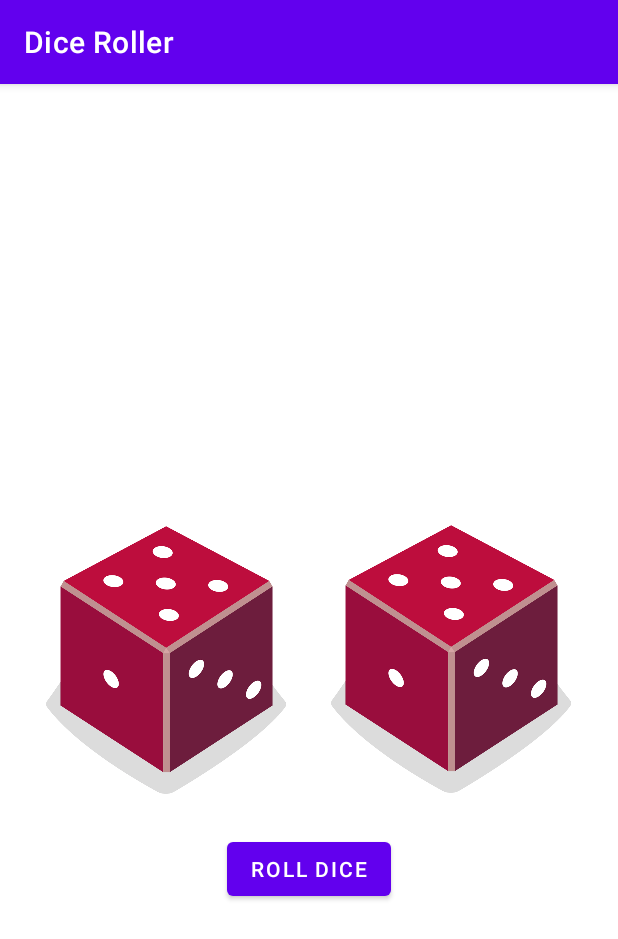
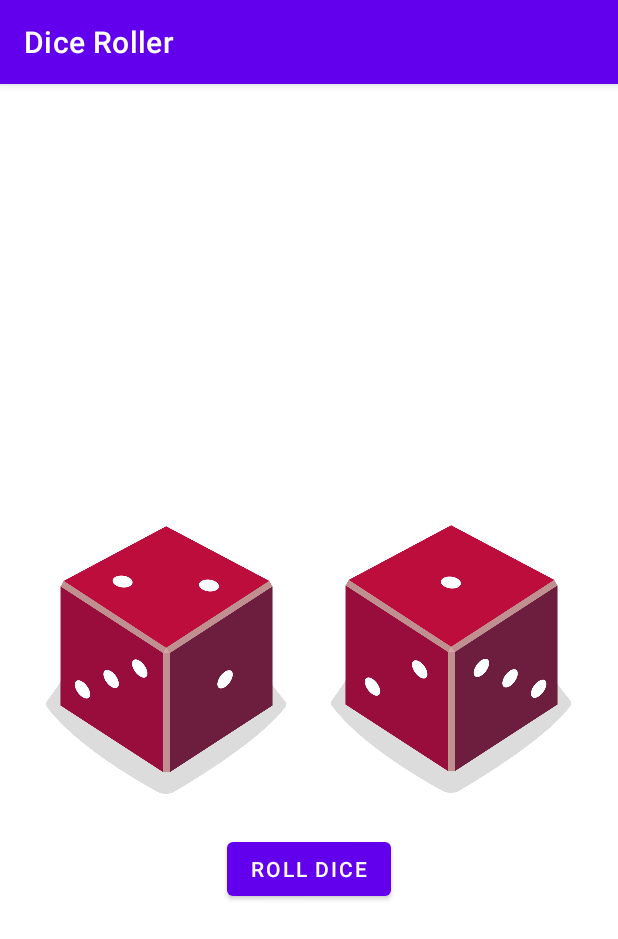
Before and after one commit to legenduzo/dice-roller, an Android app: the screen it shows after launch (MainActivity), on a phone screen of 412 x 824 dp. Shown: the top 939 px of the screen. Run offline under Robolectric (Android 15) with nearby library versions, the phone set to English and light mode, and no system bars.

Commit message:
Both dice now rolls differently

```diff
--- a/app/src/main/java/org/evolvedigital/diceroller/MainActivity.kt
+++ b/app/src/main/java/org/evolvedigital/diceroller/MainActivity.kt
@@ -18,53 +18,107 @@ class MainActivity : AppCompatActivity() {
         setContentView(R.layout.activity_main)
 
         val rollButton: Button = findViewById(R.id.button)
-        rollButton.setOnClickListener { rollDice() }
-        rollDice()
+        rollButton.setOnClickListener {
+            rollDice()
+//            rollDice1()
+//            rollDice2()
+        }
     }
 
+//    /**
+//     * Roll the dice and update the screen with the result
+//     */
+//    private fun rollDice1() {
+//        //Creates 2 new dice objects with 6 sides and rolls it
+//        val dice1 = Dice(6)
+//
+//        // Calls the roll function to assign a random number to the dice
+//        val diceRoll = dice1.roll()
+//
+//        //Updates the screen with the dice roll
+//        val diceImage: ImageView = findViewById(imageView)
+//
+//        // Determine which resource ID is to be used
+//        val drawableResource = when (diceRoll) {
+//            1 -> (R.drawable.dice_1)
+//            2 -> (R.drawable.dice_2)
+//            3 -> (R.drawable.dice_3)
+//            4 -> (R.drawable.dice_4)
+//            5 -> (R.drawable.dice_5)
+//            else -> (R.drawable.dice_6)
+//        }
+//        // Update the imageView with the correct drawable resource file
+//        diceImage.setImageResource(drawableResource)
+//
+//        // Update the content description
+//        diceImage.contentDescription = diceRoll.toString()
+//
+//    }
+//
+//    private fun rollDice2() {
+//        // This is a second object of the Dice class
+//        val dice2 = Dice(6)
+//        val diceRoll = dice2.roll()
+//        val diceImage : ImageView = findViewById(imageView2)
+//        val drawableResource1 = when (diceRoll) {
+//            1 -> (R.drawable.dice_1)
+//            2 -> (R.drawable.dice_2)
+//            3 -> (R.drawable.dice_3)
+//            4 -> (R.drawable.dice_4)
+//            5 -> (R.drawable.dice_5)
+//            else -> (R.drawable.dice_6)
+//        }
+//        diceImage.setImageResource(drawableResource1)
+//        diceImage.contentDescription = diceRoll.toString()
+//    }
+
     /**
-     * Roll the dice and update the screen with the result
+     * This function rolls both dice and update the screen with the result
      */
     private fun rollDice() {
-        //Creates 2 new dice objects with 6 sides and rolls it
-        val dice = Dice(6)
 
-        // Calls the roll function to assign a random number to the dice
-        val diceRoll = dice.roll()
+        // Two instances of the Dice class created
+        val dice1 = Dice(6)
+        val dice2 = Dice(6)
 
-        //Updates the screen with the dice roll
-        val diceImage: ImageView = findViewById(imageView)
+        // Created a list of dice useful if we are to scale the number of dices on screen
+        val dices = listOf(dice1, dice2)
 
-        // Determine which resource ID is to be used
-        val drawableResource = when (diceRoll) {
-            1 -> (R.drawable.dice_1)
-            2 -> (R.drawable.dice_2)
-            3 -> (R.drawable.dice_3)
-            4 -> (R.drawable.dice_4)
-            5 -> (R.drawable.dice_5)
-            else -> (R.drawable.dice_6)
+        // Matches the dice objects to their screen value
+        val dice1View: ImageView = findViewById(imageView)
+        val dice2View: ImageView = findViewById(imageView2)
+
+        // Rolls all the available dice in the dices list
+        val diceRoll = mutableListOf<Int>()
+            for (dice in dices) {
+            val result = dice.roll()
+                diceRoll.add(result)
         }
-        // Update the imageView with the correct drawable resource file
-        diceImage.setImageResource(drawableResource)
+        // Determines the right image for the dice roll result
+        val dice1Image = when (diceRoll[0]) {
+            1 -> R.drawable.dice_1
+            2 -> R.drawable.dice_2
+            3 -> R.drawable.dice_3
+            4 -> R.drawable.dice_4
+            5 -> R.drawable.dice_5
+            else -> R.drawable.dice_6
+        }
+        // Sets the image to the screen
+        dice1View.setImageResource(dice1Image)
+        // Updates the content description
+        dice1View.contentDescription = diceRoll[0].toString()
 
-        // Update the content description
-        diceImage.contentDescription = diceRoll.toString()
-
-        // This is a second object of the Dice class
-        val dice1 = Dice(6)
-        val diceRoll1 = dice1.roll()
-        val diceImage1 : ImageView = findViewById(imageView2)
-        val drawableResource1 = when (diceRoll1) {
-            1 -> (R.drawable.dice_1)
-            2 -> (R.drawable.dice_2)
-            3 -> (R.drawable.dice_3)
-            4 -> (R.drawable.dice_4)
-            5 -> (R.drawable.dice_5)
-            else -> (R.drawable.dice_6)
+        // Repeats for the second Dice
+        val dice2Image = when (diceRoll[1]) {
+            1 -> R.drawable.dice_1
+            2 -> R.drawable.dice_2
+            3 -> R.drawable.dice_3
+            4 -> R.drawable.dice_4
+            5 -> R.drawable.dice_5
+            else -> R.drawable.dice_6
         }
-        diceImage1.setImageResource(drawableResource1)
-        diceImage1.contentDescription = diceRoll1.toString()
-
+        dice2View.setImageResource(dice2Image)
+        dice2View.contentDescription = diceRoll[1].toString()
     }
 }
 
--- a/app/src/main/res/layout/activity_main.xml
+++ b/app/src/main/res/layout/activity_main.xml
@@ -26,7 +26,7 @@
         app:layout_constraintStart_toStartOf="parent"
         app:layout_constraintTop_toTopOf="parent"
         app:layout_constraintVertical_bias="0.499"
-        tools:srcCompat="@drawable/dice_1" />
+        app:srcCompat="@drawable/dice_1" />
 
     <ImageView
         android:id="@+id/imageView2"
```
